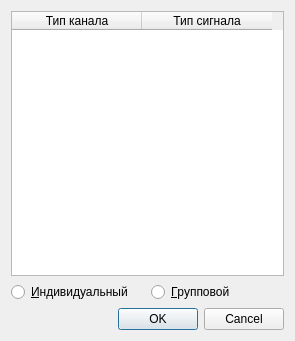
morsmordre-btch/configurator, file tableformodule.ui: the form before one commit.
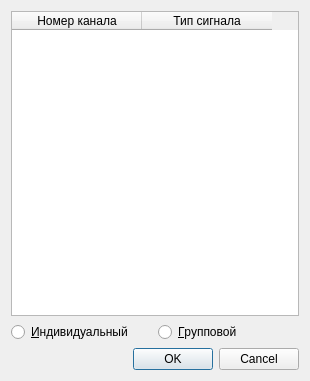
The form after the commit.

Patch:
```diff
--- a/tableformodule.ui
+++ b/tableformodule.ui
@@ -6,19 +6,19 @@
    <rect>
     <x>0</x>
     <y>0</y>
-    <width>295</width>
-    <height>341</height>
+    <width>310</width>
+    <height>381</height>
    </rect>
   </property>
   <property name="minimumSize">
    <size>
-    <width>295</width>
+    <width>310</width>
     <height>0</height>
    </size>
   </property>
   <property name="maximumSize">
    <size>
-    <width>295</width>
+    <width>310</width>
     <height>16777215</height>
    </size>
   </property>
@@ -35,7 +35,7 @@
        </attribute>
        <column>
         <property name="text">
-         <string>Тип канала</string>
+         <string>Номер канала</string>
         </property>
        </column>
        <column>
```
